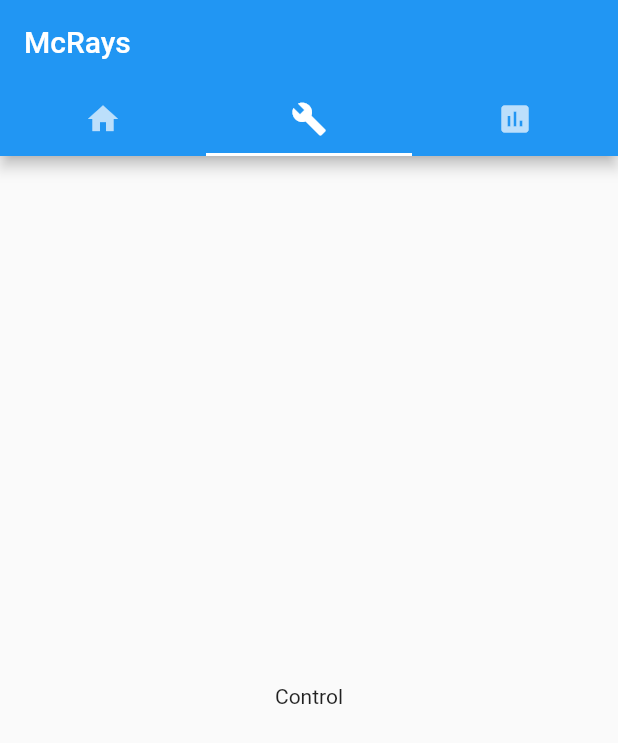
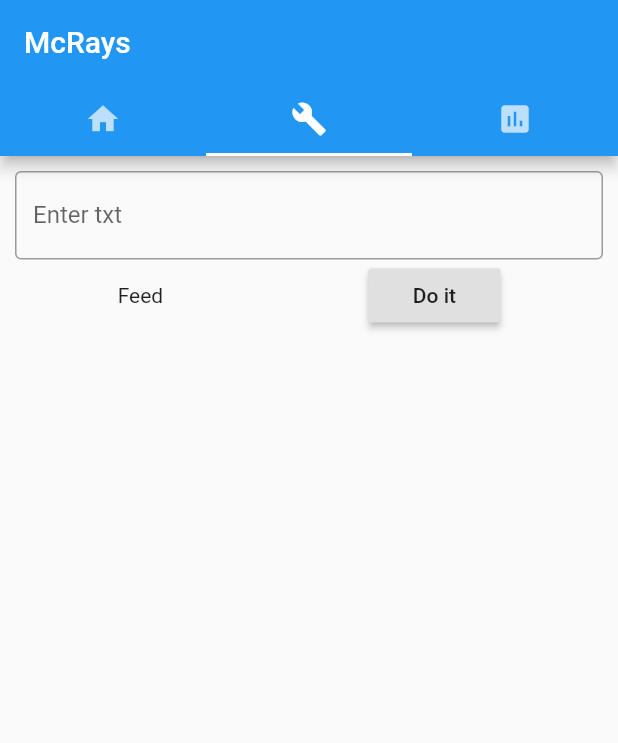
Before and after one commit to piyo-oyap/mcrays-app, a Flutter app: the screen it shows after launch, tab 2 chosen, on a phone screen of 412 x 824 dp. Shown: the top 743 px of the screen. Run offline on Flutter 3.47's test engine with Material 2 defaults, Android fonts, the phone set to English and light mode, and no system bars; network calls fail.

```diff
--- a/lib/app.dart
+++ b/lib/app.dart
@@ -2,6 +2,7 @@ import 'package:flutter/material.dart';
 import 'package:aquaphonics/tabviews/home.dart';
 import 'package:aquaphonics/tabviews/control.dart';
 import 'package:aquaphonics/tabviews/report.dart';
+import 'package:aquaphonics/websocket_helper.dart';
 
 class App extends StatelessWidget {
   final materialApp = MaterialApp(
@@ -28,8 +29,12 @@ class App extends StatelessWidget {
       ),
     ),
   );
+
+
   @override
   Widget build(BuildContext context) {
+    sockets.initWebSocket();
+
     return materialApp;
   }
 }
--- a/lib/tabviews/control.dart
+++ b/lib/tabviews/control.dart
@@ -1,10 +1,57 @@
 import 'package:flutter/material.dart';
+import 'package:aquaphonics/websocket_helper.dart';
 
-class Control extends StatelessWidget {
+class Control extends StatefulWidget {
+  @override
+  State<StatefulWidget> createState() => _Control();
+}
+
+class _Control extends State<Control> {
+  final textController = TextEditingController();
+
   @override
   Widget build(BuildContext context) {
+    sockets.addListener(printFromWS(context));
     return Scaffold(
-      body: Center(child: Text("Control")),
+      body: ListView(
+        padding: EdgeInsets.all(10.0),
+        children: <Widget>[
+          TextField(decoration: InputDecoration(
+              border: OutlineInputBorder(),
+              labelText: "Enter txt",
+            ),
+            controller: textController,
+          ),
+          Row(
+            children: <Widget>[
+              const Text("Feed"),
+              RaisedButton(
+                onPressed: manualFeed,
+                child: Text("Do it"),
+              ),
+            ],
+            mainAxisAlignment: MainAxisAlignment.spaceAround,
+          )
+        ],
+      ),
     );
   }
+
+  void manualFeed() {
+    sockets.send(textController.text);
+    // Scaffold.of(context).showSnackBar(SnackBar(content: Text(textController.text),),);
+  }
+
+  Function printFromWS(BuildContext context) {
+    return (message) {
+      Scaffold.of(context).showSnackBar(SnackBar(content: Text("From WS: " + message),),);
+    };
+  }
+
+  @override
+  void dispose() {
+    sockets.removeListener(printFromWS(context));
+    textController.dispose();
+    super.dispose();
+  }
 }
```
Also changed, not shown: lib/websocket_helper.dart (added, +66 -0 lines).
